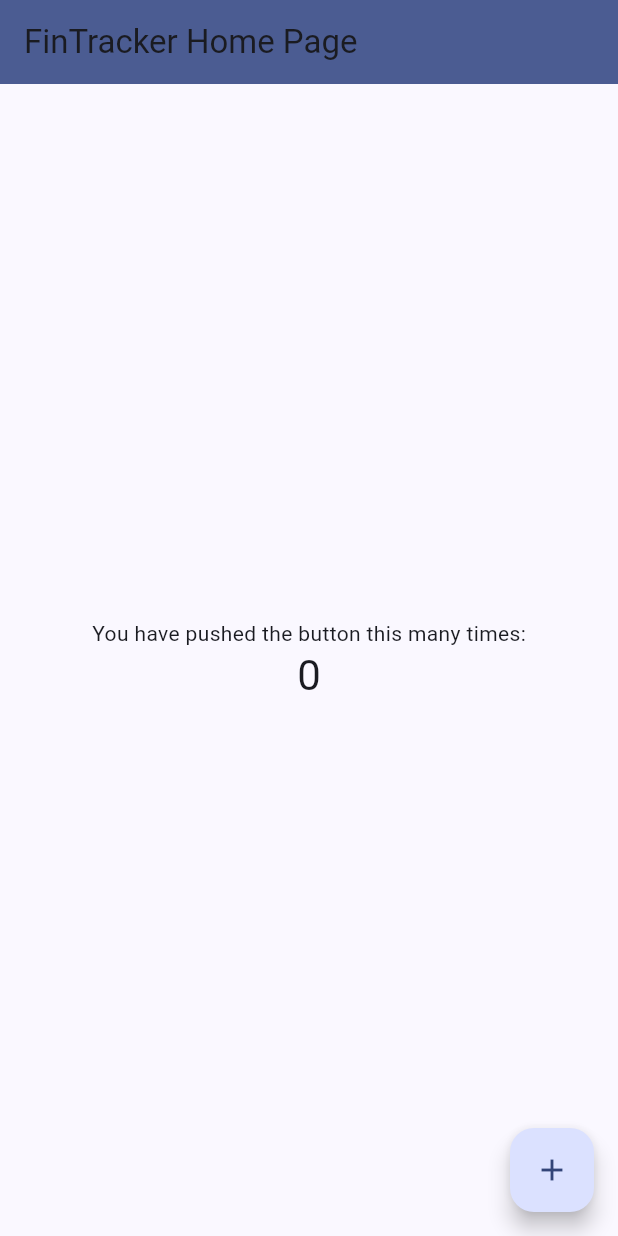
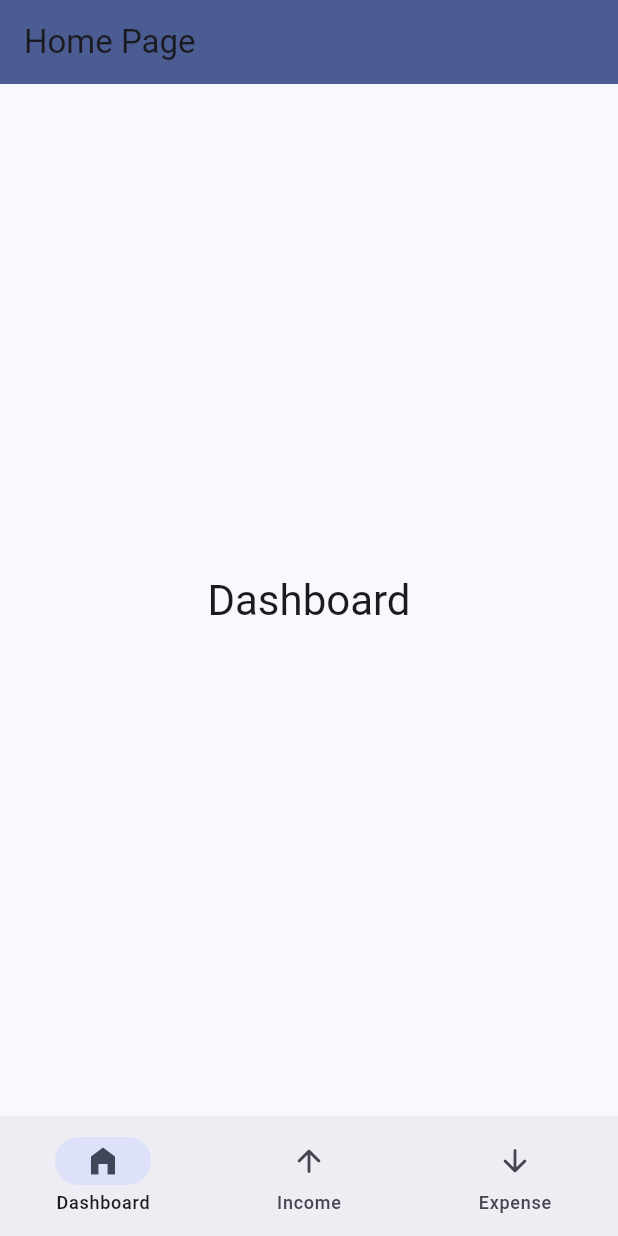
Before and after one commit to Guviega/fintracker, a Flutter app: the screen it shows after launch, on a phone screen of 412 x 824 dp. Run offline on Flutter 3.47's test engine with Material 3 defaults, Android fonts, the phone set to English and light mode, and no system bars.

Commit message:
feat: implements initial NavigationBar design

```diff
--- a/lib/main.dart
+++ b/lib/main.dart
@@ -20,7 +20,7 @@ class MyApp extends StatelessWidget {
       theme: ThemeData(
         colorScheme: .fromSeed(seedColor: Color(0xFF2563EB)),
       ),
-      home: const HomePage(title: 'FinTracker Home Page'),
+      home: const HomePage(title: 'Home Page'),
       routes: {
         Expenses.routeName: (context) => Expenses(),
         Income.routeName: (context) => Income(),
--- a/lib/view/home_page.dart
+++ b/lib/view/home_page.dart
@@ -10,13 +10,7 @@ class HomePage extends StatefulWidget {
 }
 
 class _HomePageState extends State<HomePage> {
-  int _counter = 0;
-
-  void _incrementCounter() {
-    setState(() {
-      _counter++;
-    });
-  }
+  int currentPageIndex = 0;
 
   @override
   Widget build(BuildContext context) {
@@ -25,22 +19,34 @@ class _HomePageState extends State<HomePage> {
         backgroundColor: Theme.of(context).colorScheme.primary,
         title: Text(widget.title),
       ),
-      body: Center(
-        child: Column(
-          mainAxisAlignment: .center,
-          children: [
-            const Text('You have pushed the button this many times:'),
-            Text(
-              '$_counter',
-              style: Theme.of(context).textTheme.headlineMedium,
+      bottomNavigationBar: NavigationBar(
+          onDestinationSelected: (int index) {
+            setState(() {
+              currentPageIndex = index;
+            });
+          },
+          selectedIndex: currentPageIndex,
+          destinations: const [
+            NavigationDestination(
+              selectedIcon: Icon(Icons.home_filled),
+              icon: Icon(Icons.home_outlined),
+              label: "Dashboard",
+            ),
+            NavigationDestination(
+              icon: Icon(Icons.arrow_upward_rounded),
+              label: "Income",
+            ),
+            NavigationDestination(
+              icon: Icon(Icons.arrow_downward_rounded),
+              label: "Expense",
             ),
           ],
+      ),
+      body: Center(
+        child: Text(
+          ["Dashboard", "Income", "Expense"][currentPageIndex],
+          style: Theme.of(context).textTheme.headlineMedium,
         ),
-      ),
-      floatingActionButton: FloatingActionButton(
-        onPressed: _incrementCounter,
-        tooltip: 'Increment',
-        child: const Icon(Icons.add),
       ),
     );
   }
```
